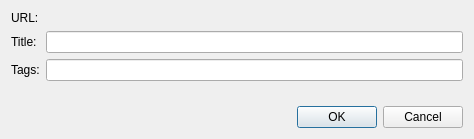
Qt form src/plugins/poshuku/addtofavoritesdialog.ui (0xd34df00d/leechcraft) before a commit.
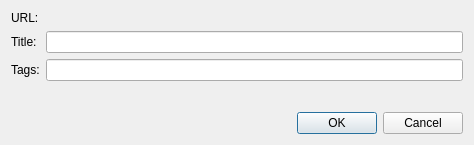
The same form after that commit. Custom widgets are drawn as their Qt base class.

Diff of the .ui file:
```diff
--- a/src/plugins/poshuku/addtofavoritesdialog.ui
+++ b/src/plugins/poshuku/addtofavoritesdialog.ui
@@ -6,7 +6,7 @@
     <x>0</x>
     <y>0</y>
     <width>474</width>
-    <height>139</height>
+    <height>145</height>
    </rect>
   </property>
   <property name="windowTitle" >
```
Left out of the diff: 6 changed lines with no effect on the pictures.
